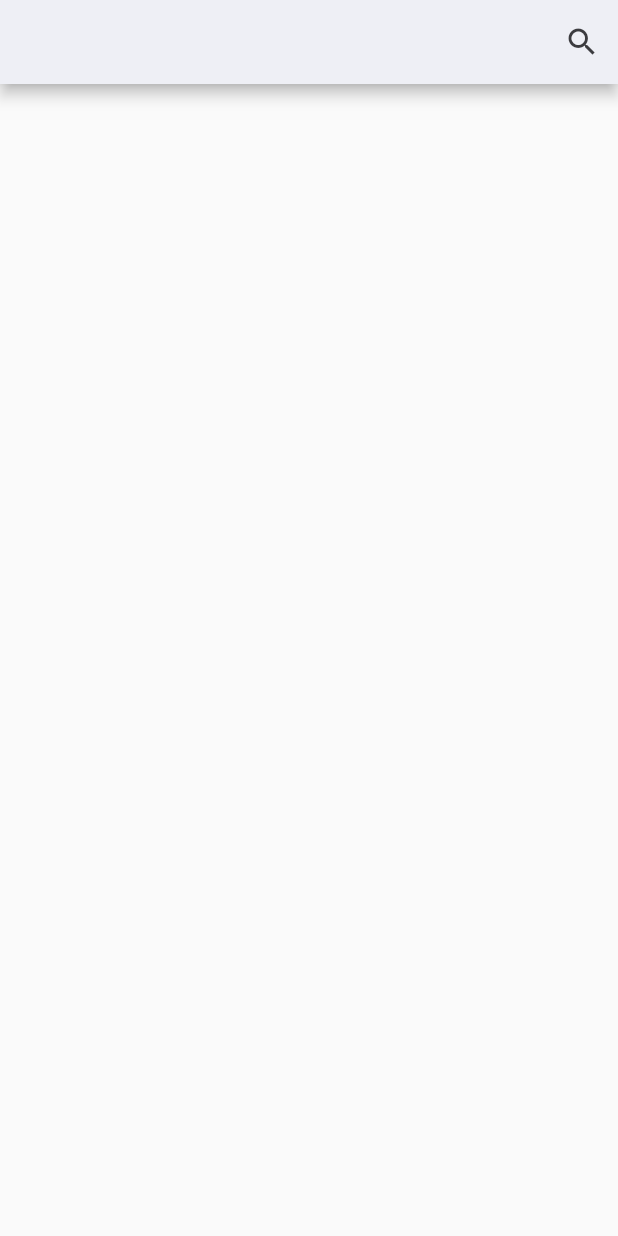
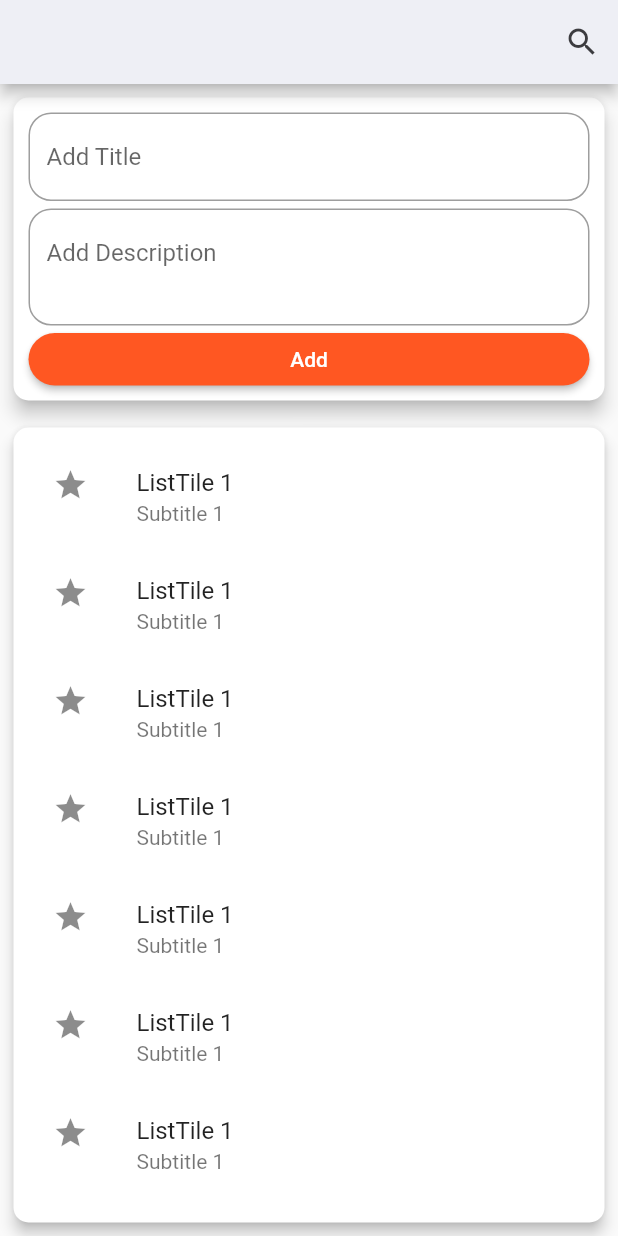
Before and after one commit to Ridoy-paul/flutter-development-course-assignments-and-live-test, a Flutter app: the screen it shows after launch, on a phone screen of 412 x 824 dp. Run offline on Flutter 3.47's test engine with Material 2 defaults, Android fonts, the phone set to English and light mode, and no system bars.

Commit message:
module 10 assignment Updated.

```diff
--- a/lib/constants/colors.dart
+++ b/lib/constants/colors.dart
@@ -1,7 +1,6 @@
 import 'package:flutter/material.dart';
 
-const Color tdBgColor = Color(0xFFEEEFF5);
-const Color tdBgBlack = Color(0xFF3B3B3F);
-const Color tdColorBlack = Color(0xFF2F2E2E);
-const Color tdButtonColor = Color(0xFFEEEFF5);
-const Color colorWhite = Color(0xFFFFFFFF);
+const Color bgColorWhite = Color(0xFFEEEFF5);
+const Color bgColorBlack = Color(0xFF3B3B3F);
+const Color colorGreen = Color(0xFF0EEC9E);
+const Color colorDeepOrange = Color(0xFFFF5722);
--- a/lib/homeScreen.dart
+++ b/lib/homeScreen.dart
@@ -14,14 +14,112 @@ class _HomeScreenState extends State<HomeScreen> {
     return Scaffold(
       appBar: AppBar(
         elevation: 4,
-        backgroundColor: tdBgColor,
+        backgroundColor: bgColorWhite,
         actions: [
           IconButton(
             onPressed: () {},
             icon: Icon(Icons.search),
-            color: tdBgBlack,
+            color: bgColorBlack,
           )
         ],
+      ),
+      body: SafeArea(
+        child: Container(
+          padding: const EdgeInsets.all(5),
+          child: Stack(
+            children: [
+              Column(
+                children: [
+                  Card(
+                    elevation: 5,
+                    shape: RoundedRectangleBorder(
+                      borderRadius: BorderRadius.circular(10),
+                    ),
+                    child: Padding(
+                      padding: const EdgeInsets.all(10.0),
+                      child: Column(
+                        mainAxisAlignment: MainAxisAlignment.start,
+                        children: [
+                          Container(
+                            margin: const EdgeInsets.only(bottom: 5),
+                            child: TextFormField(
+                              decoration: const InputDecoration(
+                                hintText: "Add Title",
+                                border: OutlineInputBorder(
+                                  borderRadius:
+                                      BorderRadius.all(Radius.circular(15)),
+                                ),
+                                focusedBorder: OutlineInputBorder(
+                                  borderRadius:
+                                      BorderRadius.all(Radius.circular(15)),
+                                  borderSide: BorderSide(color: colorGreen),
+                                ),
+                              ),
+                            ),
+                          ),
+                          Container(
+                            margin: const EdgeInsets.only(bottom: 5),
+                            child: TextFormField(
+                              maxLines: 2,
+                              decoration: const InputDecoration(
+                                hintText: "Add Description",
+                                border: OutlineInputBorder(
+                                  borderRadius:
+                                      BorderRadius.all(Radius.circular(15)),
+                                ),
+                                focusedBorder: OutlineInputBorder(
+                                  borderRadius:
+                                      BorderRadius.all(Radius.circular(15)),
+                                  borderSide: BorderSide(color: colorGreen),
+                                ),
+                              ),
+                            ),
+                          ),
+                          SizedBox(
+                            width: double.infinity,
+                            height: 35,
+                            child: ElevatedButton(
+                              onPressed: () {},
+                              style: ElevatedButton.styleFrom(
+                                  backgroundColor: colorDeepOrange,
+                                  shape: RoundedRectangleBorder(
+                                    borderRadius: BorderRadius.circular(30),
+                                  )),
+                              child: Text("Add"),
+                            ),
+                          )
+                        ],
+                      ),
+                    ),
+                  ),
+                  SizedBox(height: 10,),
+                  Expanded(
+                    child: Card(
+                      elevation: 4,
+                      shape: RoundedRectangleBorder(
+                          borderRadius: BorderRadius.circular(10)),
+                      child: Padding(
+                        padding: const EdgeInsets.all(10),
+                        child: ListView.builder(
+                            itemCount: 10,
+                            itemBuilder: (context, index) {
+                              return ListTile(
+                                leading: Icon(Icons.star),
+                                title: Text('ListTile 1'),
+                                subtitle: Text('Subtitle 1'),
+                                onTap: () {
+                                  // Handle onTap for ListTile 1
+                                },
+                              );
+                            }),
+                      ),
+                    ),
+                  )
+                ],
+              ),
+            ],
+          ),
+        ),
       ),
     );
   }
```
